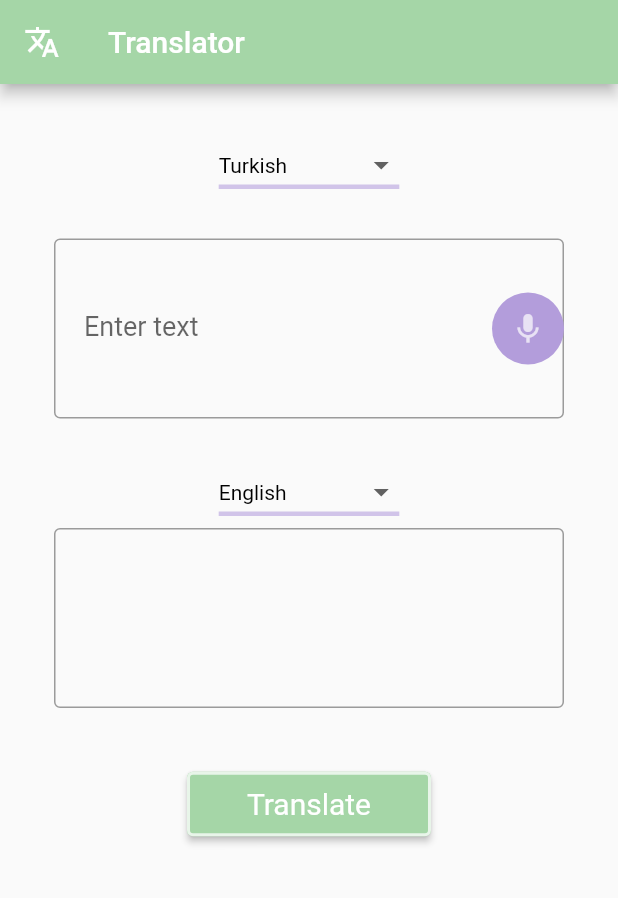
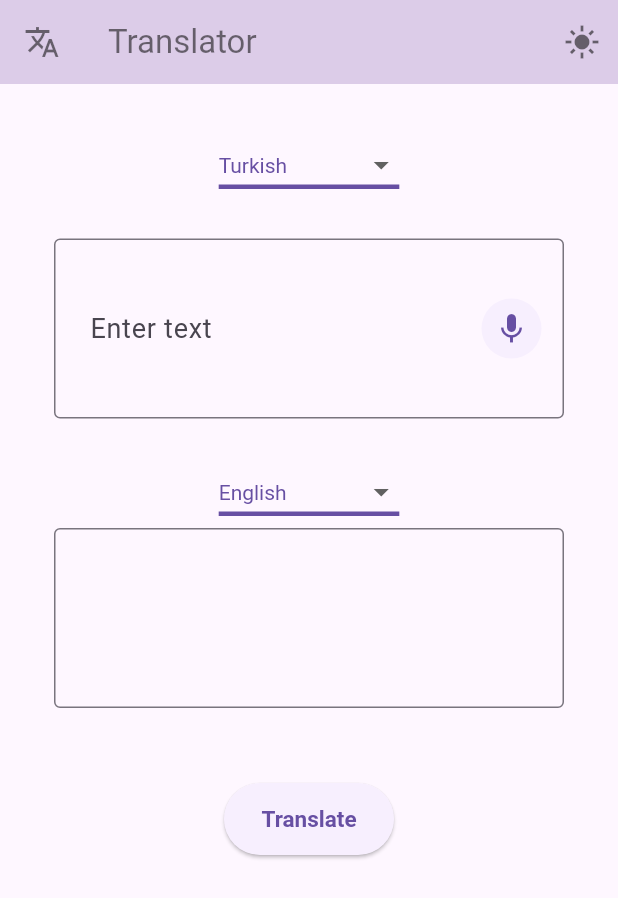
Before and after one commit to AslihanYoldas/Flutter-Translator-App, a Flutter app: the screen it shows after launch, on a phone screen of 412 x 824 dp. Shown: the top 898 px of the screen. Run offline on Flutter 3.47's test engine with Material 2 defaults, Android fonts, the phone set to English and light mode, and no system bars; our stand-ins replace dio, flutter_bloc, get_it, retrofit, speech_to_text; generated files the repository leaves out were written again.

Commit message:
Light and dark mode added

```diff
--- /dev/null
+++ b/lib/cubit/theme/theme_cubit.dart
@@ -0,0 +1,14 @@
+import 'package:flutter/material.dart';
+import 'package:flutter_bloc/flutter_bloc.dart';
+
+import '../../utils/theme.dart';
+
+class ThemeCubit extends Cubit<ThemeData>{
+  ThemeCubit():super(lightTheme);
+
+
+  void toggleTheme(){
+    emit(state.brightness == Brightness.light ? darkTheme : lightTheme);
+}
+
+}
--- a/lib/cubit/translator/translator_view.dart
+++ b/lib/cubit/translator/translator_view.dart
@@ -7,6 +7,7 @@ import 'package:flutter_translator_app/dependency_injection/locator.dart';
 import 'package:flutter_translator_app/pages/translator_page.dart';
 import 'package:flutter_translator_app/widgets/bottom_sheet_widget.dart';
 import '../speech_to_text/speech_to_text_states.dart';
+import '../theme/theme_cubit.dart';
 
 class TranslatorView extends StatelessWidget {
   const TranslatorView({super.key});
@@ -26,18 +27,38 @@ class TranslatorView extends StatelessWidget {
           return cubit;
           }
           ),
+          BlocProvider<ThemeCubit>(
+            create: (context) => locator.get<ThemeCubit>(),
+          ),
 
         ],
-      child: buildScaffold(),
+      child: BlocBuilder<ThemeCubit, ThemeData>(
+        builder: (context, theme) {
+          return MaterialApp(
+            debugShowCheckedModeBanner: false,
+            theme: theme,
+            home: buildScaffold(context),
+          );
+        },
+      ),
     );
   }
 
-  Scaffold buildScaffold() {
+  Scaffold buildScaffold(context) {
     return Scaffold(
         appBar: AppBar(
             leading: const Icon(Icons.translate_outlined),
             title: const Text('Translator'),
-            backgroundColor: Colors.green.shade200),
+            actions:<Widget>[
+              IconButton(
+                icon: const Icon(Icons.light_mode_sharp),
+                onPressed:(){
+                  locator.get<ThemeCubit>().toggleTheme();
+              },
+              )
+            ],
+
+        ),
         body: SingleChildScrollView(
           child: Column(
             children: [
--- a/lib/dependency_injection/locator.dart
+++ b/lib/dependency_injection/locator.dart
@@ -1,5 +1,6 @@
 import 'package:dio/dio.dart';
 import 'package:flutter_translator_app/cubit/speech_to_text/speech_to_text_cubit.dart';
+import 'package:flutter_translator_app/cubit/theme/theme_cubit.dart';
 import 'package:flutter_translator_app/cubit/translator/translator_cubit.dart';
 import 'package:flutter_translator_app/repository/repository.dart';
 import 'package:get_it/get_it.dart';
@@ -39,6 +40,7 @@ class DependencyInjection {
   void provideViewModels() {
     locator.registerLazySingleton<TranslatorCubit>(() => TranslatorCubit());
     locator.registerLazySingleton<SpeechCubit>(() => SpeechCubit());
+    locator.registerLazySingleton<ThemeCubit>(() => ThemeCubit());
   }
 
   void provideSpeechToTextObject(){
--- a/lib/pages/translator_page.dart
+++ b/lib/pages/translator_page.dart
@@ -70,7 +70,7 @@ class _TranslatorPageState extends State<TranslatorPage> {
       child: SingleChildScrollView(
         child: Column(
           children: <Widget>[
-            buildDropdown(sourceLan,
+            buildDropdown(context,sourceLan,
                   //callback func passed to the widget
                 //when dropdown item changed this function will be triggered
                   (value){//lambda function defined with ()
@@ -84,7 +84,7 @@ class _TranslatorPageState extends State<TranslatorPage> {
             const SizedBox(height: 25,),
             buildTextField(context,inputController,widget.sourceLan,widget.targetLan),
             const SizedBox(height: 25,),
-            buildDropdown(targetLan,
+            buildDropdown(context,targetLan,
                     (value) {
                     setState(() {
                       targetLan=value;
@@ -93,19 +93,24 @@ class _TranslatorPageState extends State<TranslatorPage> {
                     }
             ),
             buildTextField(context,outputController, widget.sourceLan,widget.targetLan, readOnly: true),
-            const SizedBox(height: 40),
+            const SizedBox(height: 50),
             ElevatedButton(
-                style: ElevatedButton.styleFrom(
-                  backgroundColor: Colors.green.shade200,
-                    side: BorderSide(color: Colors.green.shade50, width:2),
-                    padding: const EdgeInsets.symmetric(horizontal: 40, vertical: 10),
-                    textStyle: const TextStyle(
-                        color: Colors.white, fontSize: 20, fontStyle: FontStyle.normal)
-                ),
               onPressed: () {
                 locator.get<TranslatorCubit>().fetchResultTranslatorPage((TranslatorData( sourceLan, targetLan,inputController.text)));
               },
-              child: const Text("Translate")),
+              style: ElevatedButton.styleFrom(
+                backgroundColor: Theme.of(context).primaryColor,
+                  foregroundColor: Theme.of(context).focusColor,
+                  padding:
+                  const EdgeInsets.symmetric(horizontal: 25, vertical: 15),
+                  textStyle:
+                   TextStyle(fontSize: 15, fontWeight: FontWeight.bold)),
+              child: const Text('Translate'),
+
+            ),
+
+
+
           ]
 
         ),
--- /dev/null
+++ b/lib/utils/theme.dart
@@ -0,0 +1,38 @@
+import 'package:flutter/material.dart';
+
+final ThemeData lightTheme = ThemeData(
+  brightness: Brightness.light,
+  useMaterial3: true,
+  appBarTheme: const AppBarTheme(
+    color: Color(0xFFDCCCE8),
+    foregroundColor: Colors.black54
+  ),
+  primaryColor: const Color(0xFFF7EFFE),
+  focusColor: const Color(0xFF674FA3),
+  highlightColor: Colors.black54,
+    bottomSheetTheme: const BottomSheetThemeData(
+        backgroundColor: Colors.white
+    )
+
+
+
+
+
+
+  // Define additional light theme properties here
+);
+final ThemeData darkTheme = ThemeData(
+  brightness: Brightness.dark,
+  useMaterial3: true,
+  appBarTheme: const AppBarTheme(
+    color: Color(0xFF707070),
+    foregroundColor: Colors.white70
+  ),
+  primaryColor: const Color(0xFF7C8280),
+    focusColor: const Color(0xFFD7E8E2),
+  highlightColor: Colors.white70,
+  bottomSheetTheme: BottomSheetThemeData(
+    backgroundColor: Colors.black.withOpacity(0.8)
+),
+  // Define additional dark theme properties here
+);
--- a/lib/widgets/dropdown_widget.dart
+++ b/lib/widgets/dropdown_widget.dart
@@ -2,15 +2,14 @@ import 'package:flutter/material.dart';
 
 import '../../utils/constants.dart';
 
-Widget buildDropdown(String? value, ValueChanged<String?> onChanged) {
+Widget buildDropdown(context,String? value, ValueChanged<String?> onChanged) {
   return DropdownButton<String>(
     value: value,
     elevation: 16,
-    dropdownColor: Colors.brown.shade50,
-    style: const TextStyle(color: Colors.black),
+    style: TextStyle(color:Theme.of(context).focusColor ),
     underline: Container(
       height: 3,
-      color: Colors.deepPurple.shade100,
+      color: Theme.of(context).focusColor,
     ),
     onChanged: onChanged,//passes a callback function
     items: languages.keys.map<DropdownMenuItem<String>>((String value) {
--- a/lib/widgets/text_field_widget.dart
+++ b/lib/widgets/text_field_widget.dart
@@ -9,7 +9,8 @@ Widget buildTextField(context,TextEditingController controller, String? sourceLa
       controller: controller,
       readOnly: readOnly,
       expands: true,
-      style: const TextStyle(fontSize: 18.0, height: 1.0, color: Colors.black),
+      cursorColor:Theme.of(context).focusColor ,
+      style: const TextStyle(fontSize: 18.0, height: 1.0),
       textInputAction: TextInputAction.newline,
       keyboardType: TextInputType.multiline,
       textAlign: TextAlign.start,
@@ -18,13 +19,21 @@ Widget buildTextField(context,TextEditingController controller, String? sourceLa
         contentPadding: const  EdgeInsets.symmetric(horizontal: 20, vertical: 10),
         suffixIcon: readOnly ? null : buildGestureDetector(context,sourceLan,targetLan),
         hintText: readOnly ? null : 'Enter text',
-        border: const OutlineInputBorder(),
+        border: OutlineInputBorder(
+          borderSide: BorderSide(color: Colors.grey.withOpacity(0.4), width: 1.0),
+          borderRadius: const BorderRadius.all(Radius.circular(4.0)),
+
+        ),
         focusedBorder: OutlineInputBorder(
-          borderSide: BorderSide(color: Colors.deepPurple.shade100, width: 2.0),
+           borderSide: BorderSide(color: Theme.of(context).focusColor, width: 1.0),
+        borderRadius: const BorderRadius.all(Radius.circular(4.0)),
+      ),
+
         ),
-      ),
-    ),
+      )
+
   );
+
 }
  Widget buildGestureDetector(context,String? sourceLan, String? targetLan) {
    return GestureDetector(
@@ -32,14 +41,18 @@ Widget buildTextField(context,TextEditingController controller, String? sourceLa
        speechBottomSheet(context,"Tap to mic") ;
 
      },
-    child: CircleAvatar(
+    child: Container(
+      margin: const EdgeInsets.symmetric(vertical: 10,horizontal: 10),
+      padding: const EdgeInsets.symmetric(horizontal: 5,vertical: 5),
+      child: CircleAvatar(
 
-        backgroundColor: Colors.deepPurple.shade200,
-        radius: 5,
-        child: const Icon(
-          Icons.mic,
-          color: Colors.white70,
-        )),
+          backgroundColor: Theme.of(context).primaryColor,
+          radius: 20,
+          child:  Icon(
+            Icons.mic,
+            color:Theme.of(context).focusColor ,
+          )),
+    ),
   );
 
  }
```
Also changed, not shown: lib/main.dart (+3 -4 lines), lib/utils/constants.dart (+92 -92 lines), lib/utils/navigation.dart (deleted, +0 -14 lines), lib/widgets/bottom_sheet_widget.dart (+14 -12 lines), 1 other file.
